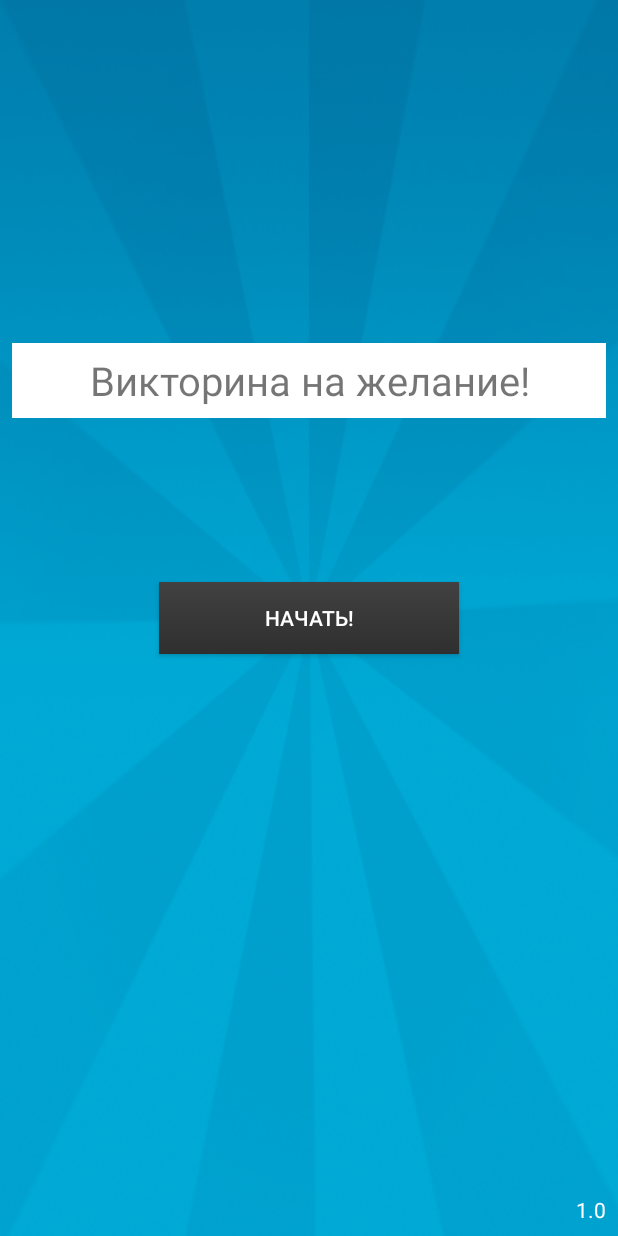
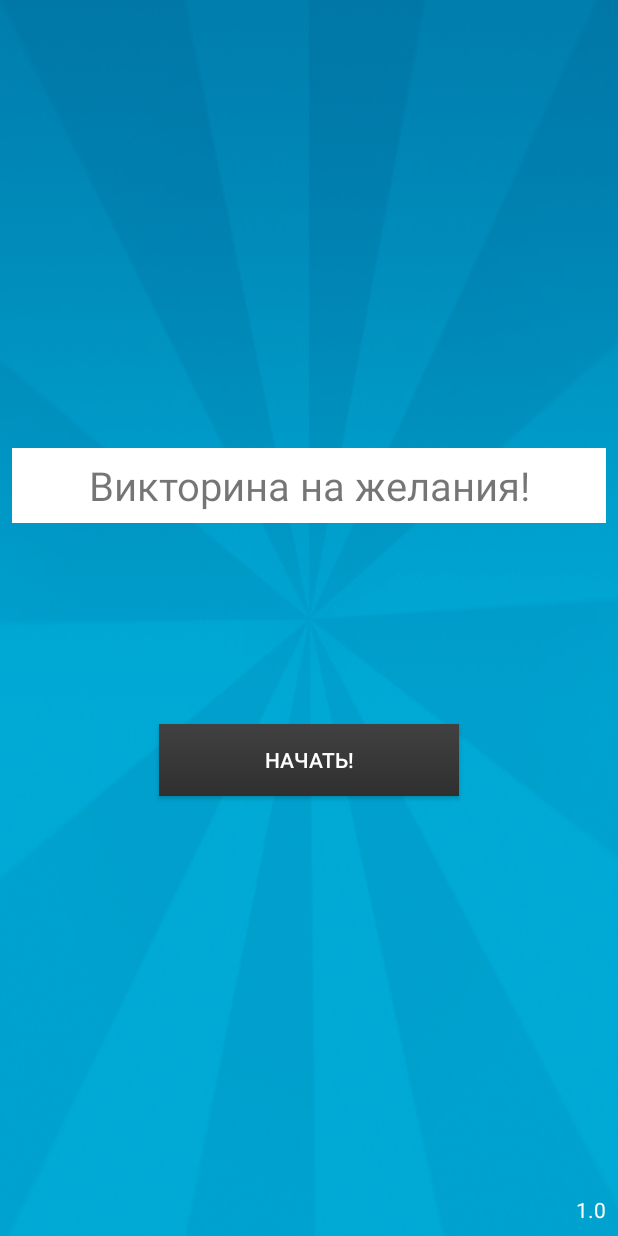
Before and after one commit to Zheil/Quiz, an Android app: the screen it shows after launch (MenuActivity), on a phone screen of 412 x 824 dp. Run offline under Robolectric (Android 15) with nearby library versions, the phone set to English and light mode, and no system bars; our stand-ins replace Dagger/Hilt's generated code, EventBus; libraries missing offline, so code that uses them is left out: com.arellomobile.mvp; 1 statement that could not run was skipped.

Commit message:
replace main screen

```diff
--- a/app/src/main/res/layout/activity_menu.xml
+++ b/app/src/main/res/layout/activity_menu.xml
@@ -10,16 +10,16 @@
 
     <TextView
         android:id="@+id/tvInfoQuiz"
-        android:textSize="12pt"
-        android:background="#fff"
-        android:gravity="center"
         android:layout_width="match_parent"
         android:layout_height="50dp"
         android:layout_marginBottom="8dp"
         android:layout_marginEnd="8dp"
         android:layout_marginStart="8dp"
-        android:layout_marginTop="8dp"
+        android:layout_marginTop="24dp"
+        android:background="#fff"
+        android:gravity="center"
         android:text="@string/quiz_for_wish"
+        android:textSize="12pt"
         app:layout_constraintBottom_toTopOf="@+id/btnStart"
         app:layout_constraintEnd_toEndOf="parent"
         app:layout_constraintStart_toStartOf="parent"
@@ -37,7 +37,8 @@
         app:layout_constraintBottom_toBottomOf="parent"
         app:layout_constraintEnd_toEndOf="parent"
         app:layout_constraintStart_toStartOf="parent"
-        app:layout_constraintTop_toTopOf="parent" />
+        app:layout_constraintTop_toTopOf="parent"
+        app:layout_constraintVertical_bias="0.622" />
 
 
     <TextView
--- a/app/src/main/res/values/strings.xml
+++ b/app/src/main/res/values/strings.xml
@@ -15,5 +15,5 @@
     <string name="startGame">Начать!</string>
     <string name="quiz_end">Викторина завершена !</string>
     <string name="EndQuiz">Завершить</string>
-    <string name="quiz_for_wish">Викторина на желание!</string>
+    <string name="quiz_for_wish">Викторина на желания!</string>
 </resources>
```
